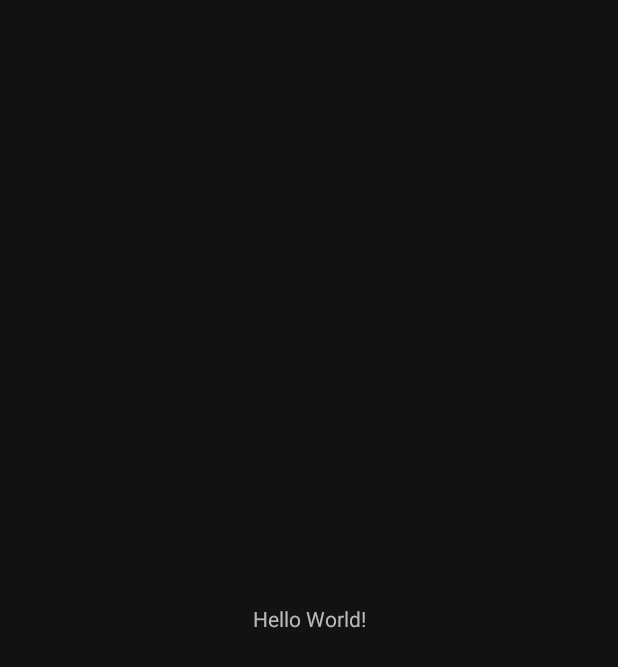
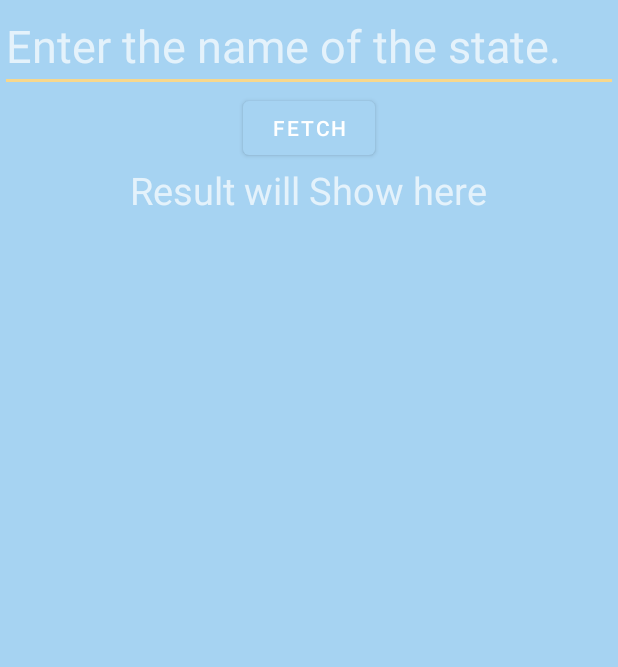
Before and after one commit to asialul/pracaDomAndroid, an Android app: the screen it shows after launch once a user with an empty profile is signed in (MainActivity), on a phone screen of 412 x 824 dp. Before the commit the part shown is almost empty. Shown: the top 667 px of the screen. Run offline under Robolectric (Android 15) with nearby library versions, the phone set to English and light mode, and no system bars; our stand-ins replace Firebase (no records; nobody signed in at launch, a user with empty details on screens opened directly).

Commit message:
DodanyMain

```diff
--- a/app/src/main/res/layout/activity_main.xml
+++ b/app/src/main/res/layout/activity_main.xml
@@ -4,15 +4,39 @@
     xmlns:tools="http://schemas.android.com/tools"
     android:layout_width="match_parent"
     android:layout_height="match_parent"
+    android:orientation="vertical"
+    android:gravity="center"
+    android:background="@color/babyblue"
     tools:context=".MainActivity">
+
+  <LinearLayout
+      android:layout_width="match_parent"
+      android:layout_height="wrap_content"
+      android:orientation="vertical"
+      android:gravity="center"
+      android:id="@+id/layout_main">
+
+    <EditText
+        android:layout_width="match_parent"
+        android:layout_height="wrap_content"
+        android:hint="Enter the name of the state."
+        android:id="@+id/city_name_et"
+        android:textSize="30sp"/>
+
+    <Button
+        android:layout_width="wrap_content"
+        android:layout_height="wrap_content"
+        android:layout_gravity="center"
+        android:id="@+id/submit_btn"
+        android:text="Fetch" />
 
     <TextView
         android:layout_width="wrap_content"
         android:layout_height="wrap_content"
-        android:text="Hello World!"
-        app:layout_constraintBottom_toBottomOf="parent"
-        app:layout_constraintEnd_toEndOf="parent"
-        app:layout_constraintStart_toStartOf="parent"
-        app:layout_constraintTop_toTopOf="parent" />
+        android:text="Result will Show here"
+        android:textSize="25sp"
+        android:id="@+id/result"/>
+
+  </LinearLayout>
 
 </androidx.constraintlayout.widget.ConstraintLayout>
```
Also changed, not shown: app/src/main/java/com/example/notesapp/MainActivity.java (+98 -1 lines).
